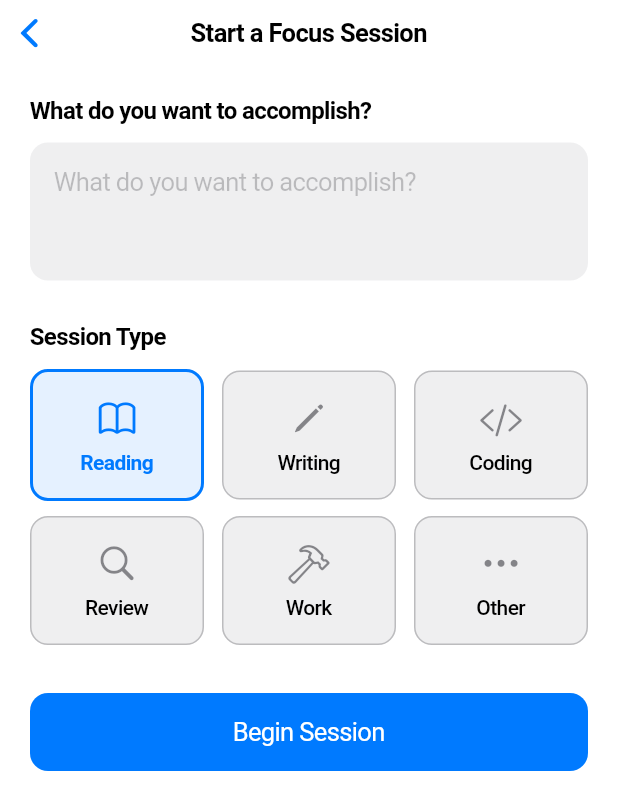
After one commit to GadielPugh/deep_work_app, a Flutter app: the StartSessionPage screen opened directly, on a phone screen of 412 x 824 dp. The commit adds this screen. Shown: the top 810 px of the screen. Run offline on Flutter 3.47's test engine with Material 3 defaults, Android fonts, the phone set to English and light mode, and no system bars.

Commit message:
Session UI Done

```diff
--- /dev/null
+++ b/lib/session_model.dart
@@ -0,0 +1,18 @@
+import 'package:deep_work/sessionReflection.dart';
+import 'package:deep_work/session_type.dart';
+
+class Session {
+  const Session({
+    required this.intention,
+    required this.durationMinutes,
+    required this.outcome,
+    required this.dateTime,
+    required this.sessionType,
+  });
+
+  final String intention;
+  final int durationMinutes;
+  final CompletionStatus outcome;
+  final DateTime dateTime;
+  final SessionType sessionType;
+}
--- /dev/null
+++ b/lib/session_type.dart
@@ -0,0 +1,29 @@
+import 'package:flutter/cupertino.dart';
+
+enum SessionType {
+  reading,
+  writing,
+  coding,
+  review,
+  work,
+  other,
+}
+
+extension SessionTypeExtension on SessionType {
+  IconData get icon {
+    switch (this) {
+      case SessionType.reading:
+        return CupertinoIcons.book;
+      case SessionType.writing:
+        return CupertinoIcons.pencil;
+      case SessionType.coding:
+        return CupertinoIcons.chevron_left_slash_chevron_right;
+      case SessionType.review:
+        return CupertinoIcons.search;
+      case SessionType.work:
+        return CupertinoIcons.hammer;
+      case SessionType.other:
+        return CupertinoIcons.ellipsis;
+    }
+  }
+}
--- /dev/null
+++ b/lib/startSession.dart
@@ -0,0 +1,168 @@
+import 'package:flutter/cupertino.dart';
+import 'package:deep_work/processSession.dart';
+import 'package:deep_work/session_type.dart' as st;
+
+class StartSessionPage extends StatefulWidget {
+  const StartSessionPage({super.key});
+
+  @override
+  State<StartSessionPage> createState() => _StartSessionPageState();
+}
+
+class _StartSessionPageState extends State<StartSessionPage> {
+  st.SessionType _selectedType = st.SessionType.reading;
+  final _goalController = TextEditingController();
+
+  @override
+  void dispose() {
+    _goalController.dispose();
+    super.dispose();
+  }
+
+  @override
+  Widget build(BuildContext context) {
+    return CupertinoPageScaffold(
+      navigationBar: const CupertinoNavigationBar(
+        middle: Text(
+          'Start a Focus Session',
+          style: TextStyle(fontWeight: FontWeight.w600),
+        ),
+      ),
+      child: SafeArea(
+        child: SingleChildScrollView(
+          padding: const EdgeInsets.all(20),
+          child: Column(
+            crossAxisAlignment: CrossAxisAlignment.stretch,
+            children: [
+              const Text(
+                'What do you want to accomplish?',
+                style: TextStyle(
+                  fontWeight: FontWeight.w600,
+                  fontSize: 16,
+                  color: CupertinoColors.label,
+                ),
+              ),
+              const SizedBox(height: 12),
+              CupertinoTextField(
+                controller: _goalController,
+                placeholder: 'What do you want to accomplish?',
+                padding: const EdgeInsets.all(16),
+                maxLines: 4,
+                minLines: 3,
+                decoration: BoxDecoration(
+                  color: CupertinoColors.tertiarySystemFill,
+                  borderRadius: BorderRadius.circular(12),
+                ),
+              ),
+              const SizedBox(height: 28),
+              const Text(
+                'Session Type',
+                style: TextStyle(
+                  fontWeight: FontWeight.w600,
+                  fontSize: 16,
+                  color: CupertinoColors.label,
+                ),
+              ),
+              const SizedBox(height: 12),
+              _buildSessionTypeSelector(),
+              const SizedBox(height: 32),
+              CupertinoButton.filled(
+                onPressed: () {
+                  Navigator.of(context).push(
+                    CupertinoPageRoute(
+                      builder: (context) => ProcessSessionPage(
+                        sessionType: _selectedType,
+                        goal: _goalController.text.trim().isEmpty ? null : _goalController.text.trim(),
+                      ),
+                    ),
+                  );
+                },
+                child: const Text('Begin Session'),
+              ),
+            ],
+          ),
+        ),
+      ),
+    );
+  }
+
+  Widget _buildSessionTypeSelector() {
+    return Column(
+      children: [
+
+
+        Row(
+          children: [
+            Expanded(child: _sessionTypeButton(st.SessionType.reading, CupertinoIcons.book, 'Reading')),
+            const SizedBox(width: 12),
+            Expanded(child: _sessionTypeButton(st.SessionType.writing, CupertinoIcons.pencil, 'Writing')),
+            const SizedBox(width: 12),
+            Expanded(child: _sessionTypeButton(st.SessionType.coding, CupertinoIcons.chevron_left_slash_chevron_right, 'Coding')),
+          ],
+        ),
+
+
+
+        const SizedBox(height: 10),
+
+
+        Row(
+          children: [
+            Expanded(child: _sessionTypeButton(st.SessionType.review, CupertinoIcons.search, 'Review')),
+            const SizedBox(width: 12),
+            Expanded(child: _sessionTypeButton(st.SessionType.work, CupertinoIcons.hammer, 'Work')),
+            const SizedBox(width: 12),
+            Expanded(child: _sessionTypeButton(st.SessionType.other, CupertinoIcons.ellipsis, 'Other')),
+          ],
+        ),
+
+
+
+      ],
+    );
+  }
+
+  Widget _sessionTypeButton(st.SessionType type, IconData icon, String label) {
+    final isSelected = _selectedType == type;
+    return GestureDetector(
+      onTap: () => setState(() => _selectedType = type),
+      child: Container(
+        padding: const EdgeInsets.symmetric(vertical: 16),
+        decoration: BoxDecoration(
+          color: isSelected
+              ? CupertinoColors.activeBlue.withOpacity(0.1)
+              : CupertinoColors.tertiarySystemFill,
+          borderRadius: BorderRadius.circular(12),
+          border: Border.all(
+            color: isSelected
+                ? CupertinoColors.activeBlue
+                : CupertinoColors.separator,
+            width: isSelected ? 2 : 1,
+          ),
+        ),
+        child: Column(
+          children: [
+            Icon(
+              icon,
+              size: 28,
+              color: isSelected
+                  ? CupertinoColors.activeBlue
+                  : CupertinoColors.secondaryLabel,
+            ),
+            const SizedBox(height: 8),
+            Text(
+              label,
+              style: TextStyle(
+                fontSize: 14,
+                fontWeight: isSelected ? FontWeight.w600 : FontWeight.w500,
+                color: isSelected
+                    ? CupertinoColors.activeBlue
+                    : CupertinoColors.label,
+              ),
+            ),
+          ],
+        ),
+      ),
+    );
+  }
+}
```
Also changed, not shown: lib/main.dart (+22 -2 lines), lib/processSession.dart (added, +199 -0 lines), lib/sessionReflection.dart (added, +217 -0 lines).
